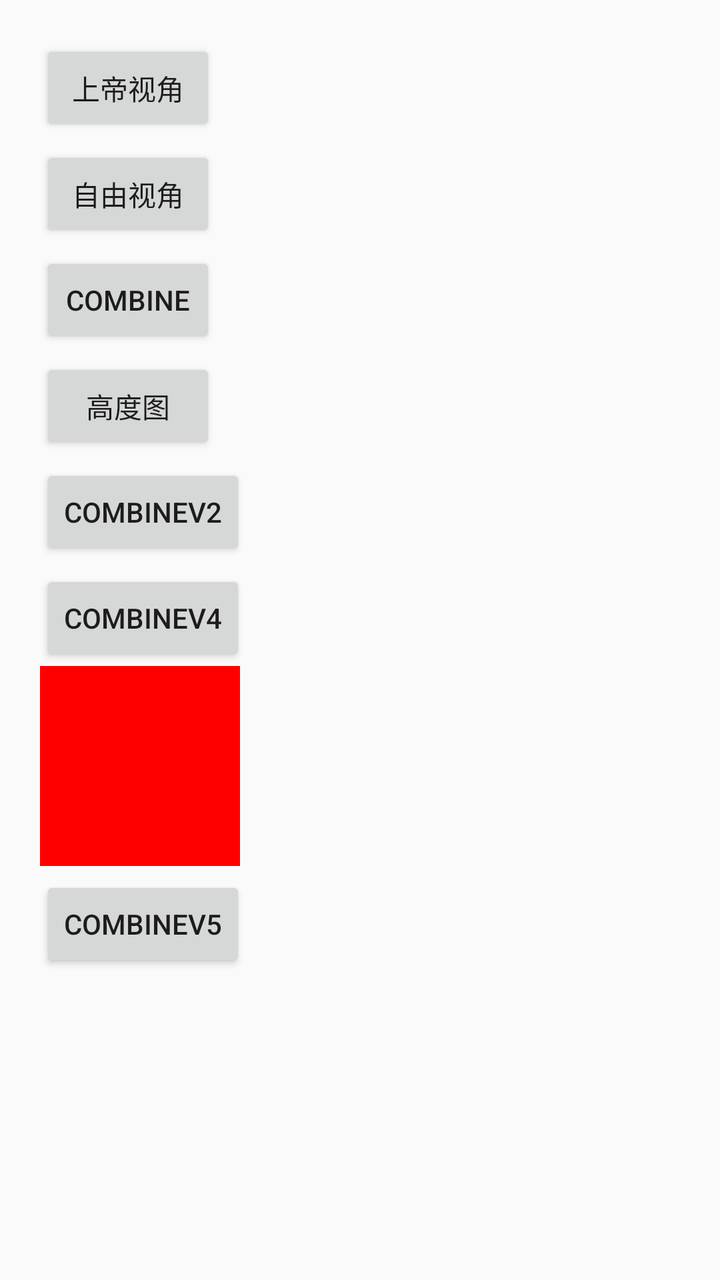
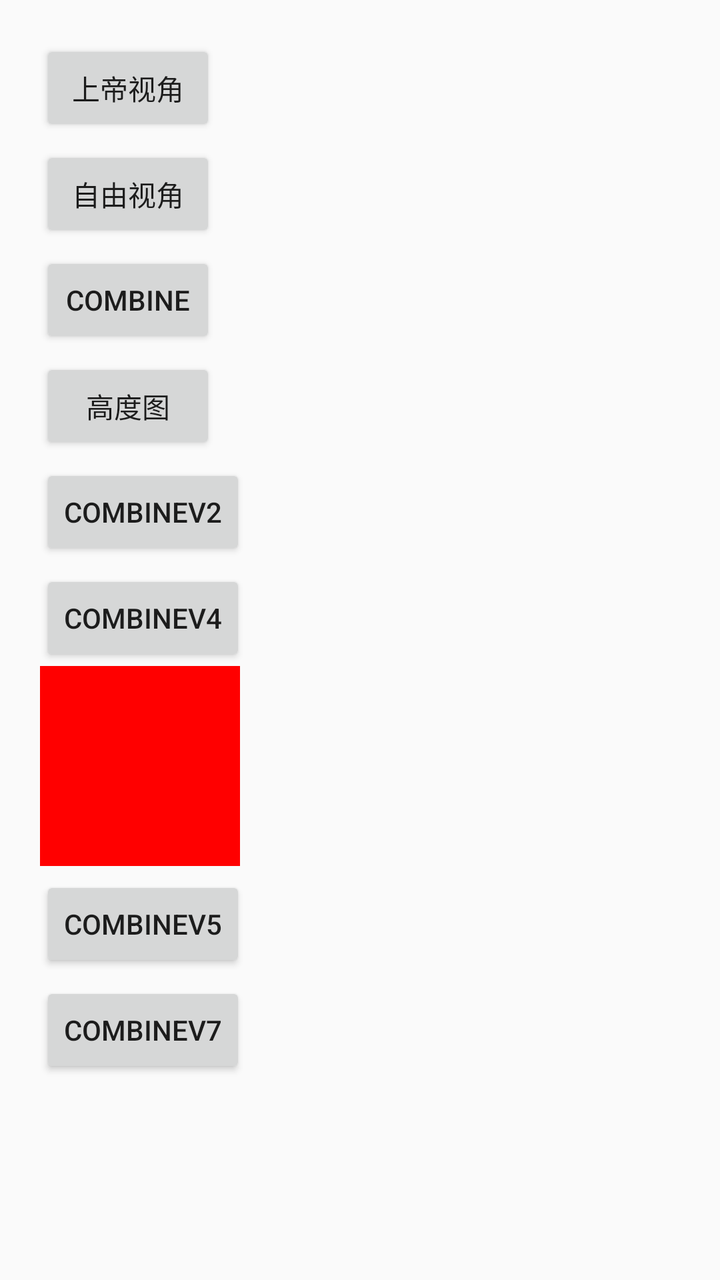

The first picture is an Android layout as it rendered before a commit; the second is the same layout after the commit. The layout source and the unified diff follow.
<!-- AndroidManifest.xml: application theme AppTheme -->
<!-- res/layout/activity_main.xml -->
<?xml version="1.0" encoding="utf-8"?>
<LinearLayout xmlns:android="http://schemas.android.com/apk/res/android"
    xmlns:tools="http://schemas.android.com/tools"
    android:layout_width="match_parent"
    android:layout_height="match_parent"
    android:orientation="vertical"
    android:padding="20dp"
    tools:context=".TerrainGLActivity">

    <Button
        android:id="@+id/sd_bt"
        android:layout_width="wrap_content"
        android:layout_height="wrap_content"
        android:text="上帝视角" />

    <Button
        android:id="@+id/zy_bt"
        android:layout_width="wrap_content"
        android:layout_height="wrap_content"
        android:layout_marginTop="5dp"
        android:text="自由视角" />

    <Button
        android:id="@+id/combine_bt"
        android:layout_width="wrap_content"
        android:layout_height="wrap_content"
        android:layout_marginTop="5dp"
        android:text="Combine" />

    <Button
        android:id="@+id/height_map_bt"
        android:layout_width="wrap_content"
        android:layout_height="wrap_content"
        android:layout_marginTop="5dp"
        android:text="高度图" />


    <Button
        android:id="@+id/combine_v2_bt"
        android:layout_width="wrap_content"
        android:layout_height="wrap_content"
        android:layout_marginTop="5dp"
        android:text="CombineV2" />

    <Button
        android:id="@+id/combine_v4_bt"
        android:layout_width="wrap_content"
        android:layout_height="wrap_content"
        android:layout_marginTop="5dp"
        android:text="CombineV4" />


    <ImageView
        android:id="@+id/iv_tiff_image_view"
        android:layout_width="100dp"
        android:layout_height="100dp"
        android:layout_gravity="top|left"
        android:background="#ffff0000" />

    <Button
        android:id="@+id/combine_v5_bt"
        android:layout_width="wrap_content"
        android:layout_height="wrap_content"
        android:layout_marginTop="5dp"
        android:text="CombineV5" />


</LinearLayout>
<!-- resources referenced by this layout -->
<resources>
  <style name="AppTheme" parent="Theme.AppCompat.Light.DarkActionBar">
          
          <item name="colorPrimary">@color/colorPrimary</item>
          <item name="colorPrimaryDark">@color/colorPrimaryDark</item>
          <item name="colorAccent">@color/colorAccent</item>
      </style>
  <color name="colorPrimary">#008577</color>
  <color name="colorPrimaryDark">#00574B</color>
  <color name="colorAccent">#D81B60</color>
</resources>

<!-- the commit's change to res/layout/activity_main.xml (unified diff, before → after) -->
@@ -64,5 +64,12 @@
         android:layout_marginTop="5dp"
         android:text="CombineV5" />
 
+    <Button
+        android:id="@+id/combine_v7_bt"
+        android:layout_width="wrap_content"
+        android:layout_height="wrap_content"
+        android:layout_marginTop="5dp"
+        android:text="CombineV7" />
+
 
 </LinearLayout>
